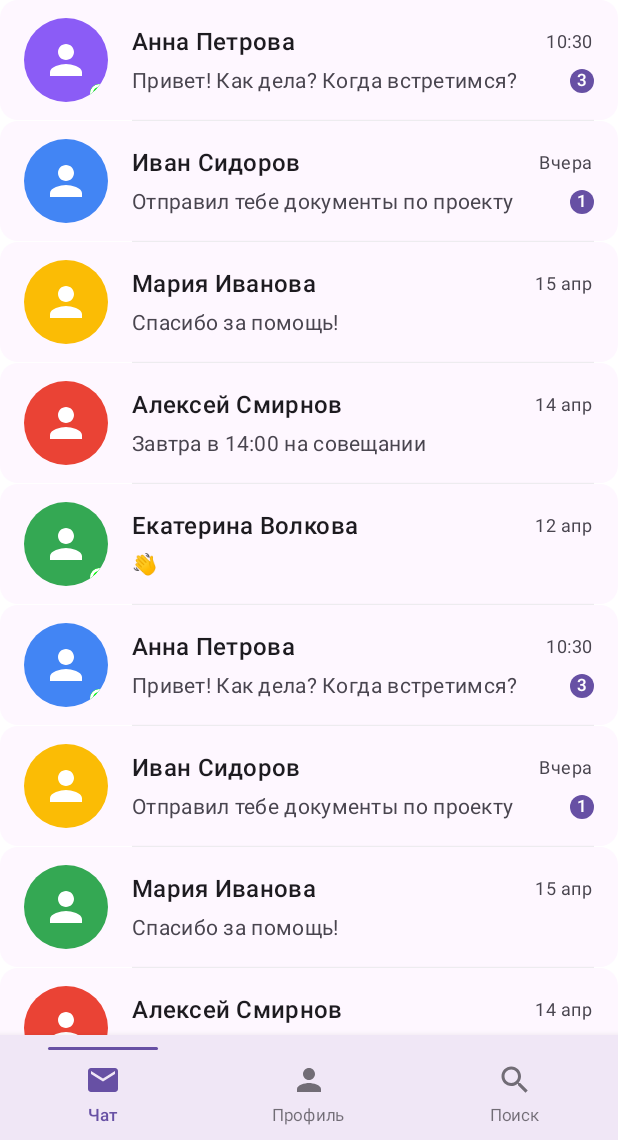
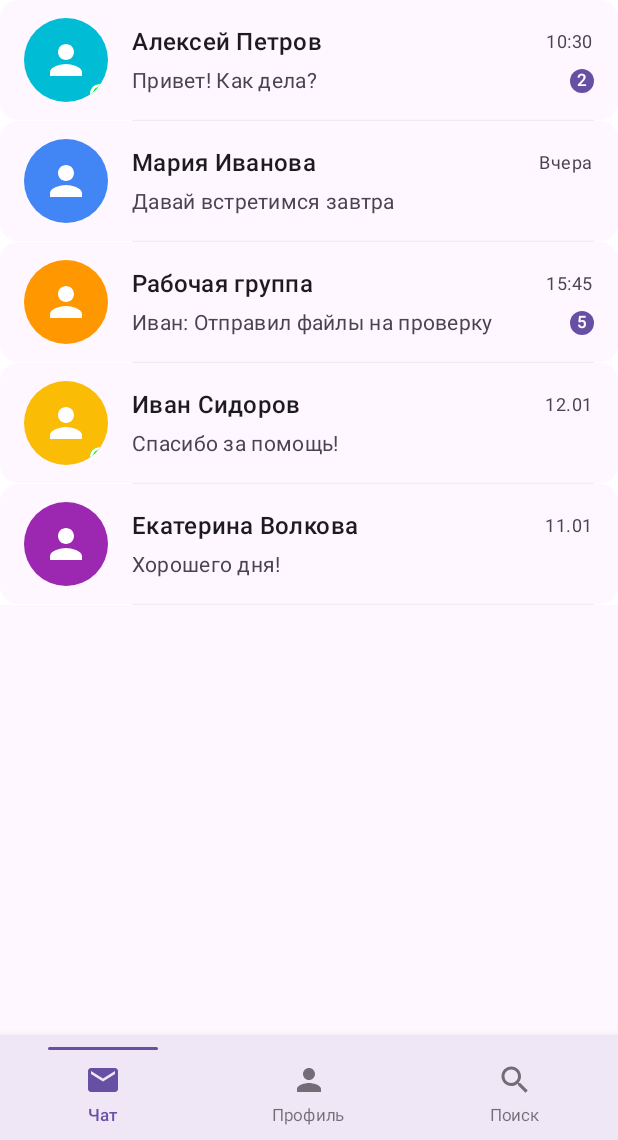
Before and after one commit to DenisBiushkin/Messenger_ws, an Android app built with Jetpack Compose: the MainAppScreen screen opened through its navigation route, on a phone screen of 412 x 824 dp, the part 96-1236 px from its top. Run offline under Robolectric (Android 15) with nearby library versions, the phone set to English and light mode, and no system bars; our stand-ins replace Dagger/Hilt's generated code.

Commit message:
ChatList Feature UI+logic redacted

```diff
--- /dev/null
+++ b/app/src/main/java/com/example/messanger/presentation/chats_list_feature/components/ChatListContent.kt
@@ -0,0 +1,67 @@
+package com.example.messanger.presentation.chats_list_feature.components
+import androidx.compose.foundation.background
+import androidx.compose.foundation.layout.Box
+import androidx.compose.foundation.layout.fillMaxSize
+import androidx.compose.foundation.layout.padding
+import androidx.compose.foundation.lazy.LazyColumn
+import androidx.compose.foundation.lazy.items
+import androidx.compose.material.icons.Icons
+import androidx.compose.material.icons.filled.Add
+import androidx.compose.material3.ExperimentalMaterial3Api
+import androidx.compose.material3.HorizontalDivider
+import androidx.compose.material3.Icon
+import androidx.compose.material3.IconButton
+import androidx.compose.material3.MaterialTheme
+import androidx.compose.material3.Scaffold
+import androidx.compose.material3.Text
+import androidx.compose.material3.TopAppBar
+import androidx.compose.material3.TopAppBarDefaults
+import androidx.compose.runtime.Composable
+import androidx.compose.runtime.remember
+import androidx.compose.ui.Alignment
+import androidx.compose.ui.Modifier
+import androidx.compose.ui.graphics.Color
+import androidx.compose.ui.unit.dp
+import com.example.messanger.presentation.chats_list_feature.components.ChatListItem
+import com.example.messanger.presentation.chats_list_feature.model.ChatListItemUi
+import com.example.messanger.presentation.chats_list_feature.model.ChatListScreenState
+import com.example.messanger.presentation.chats_list_feature.screens.ListChatScreen
+import com.example.messanger.util.ChatThemes
+@Composable
+fun ChatListContent(
+    state: ChatListScreenState,
+    onItemClick: (ChatListItemUi) -> Unit,
+    onRefresh: () -> Unit,
+    onCreateChat: () -> Unit,
+    modifier: Modifier = Modifier
+) {
+    when {
+        state.isLoading -> {
+            LoadingState(modifier = modifier.fillMaxSize())
+        }
+
+        state.error != null -> {
+            ErrorState(
+                error = state.error,
+                onRetry = onRefresh,
+                modifier = modifier.fillMaxSize()
+            )
+        }
+
+        state.isEmpty -> {
+            EmptyChatsState(
+                onCreateChat = onCreateChat,
+                modifier = modifier.fillMaxSize()
+            )
+        }
+
+        else -> {
+            ListChatScreen(
+                chats = state.chats,
+                onItemClick = onItemClick,
+                modifier = modifier.fillMaxSize(),
+                onCreateChat = onCreateChat
+            )
+        }
+    }
+}
--- a/app/src/main/java/com/example/messanger/presentation/chats_list_feature/components/ChatListItem.kt
+++ b/app/src/main/java/com/example/messanger/presentation/chats_list_feature/components/ChatListItem.kt
@@ -33,12 +33,12 @@ import androidx.compose.ui.graphics.Color
 import androidx.compose.ui.text.font.FontWeight
 import androidx.compose.ui.text.style.TextOverflow
 import androidx.compose.ui.unit.dp
-import com.example.messanger.presentation.chats_list_feature.model.ChatItemUi
+import com.example.messanger.presentation.chats_list_feature.model.ChatListItemUi
 
 
 @Composable
 fun ChatListItem(
-    chatItem: ChatItemUi,
+    chatItem: ChatListItemUi,
     modifier: Modifier = Modifier,
     onClick: () -> Unit = {}
 ) {
--- /dev/null
+++ b/app/src/main/java/com/example/messanger/presentation/chats_list_feature/components/LoadingState.kt
@@ -0,0 +1,53 @@
+package com.example.messanger.presentation.chats_list_feature.components
+import androidx.compose.foundation.background
+import androidx.compose.foundation.layout.Arrangement
+import androidx.compose.foundation.layout.Box
+import androidx.compose.foundation.layout.Column
+import androidx.compose.foundation.layout.padding
+import androidx.compose.foundation.layout.size
+import androidx.compose.foundation.lazy.LazyColumn
+import androidx.compose.foundation.lazy.items
+import androidx.compose.material.icons.Icons
+import androidx.compose.material.icons.filled.Add
+import androidx.compose.material3.CircularProgressIndicator
+import androidx.compose.material3.ExperimentalMaterial3Api
+import androidx.compose.material3.HorizontalDivider
+import androidx.compose.material3.Icon
+import androidx.compose.material3.IconButton
+import androidx.compose.material3.MaterialTheme
+import androidx.compose.material3.Scaffold
+import androidx.compose.material3.Text
+import androidx.compose.material3.TopAppBar
+import androidx.compose.material3.TopAppBarDefaults
+import androidx.compose.runtime.Composable
+import androidx.compose.runtime.remember
+import androidx.compose.ui.Alignment
+import androidx.compose.ui.Modifier
+import androidx.compose.ui.graphics.Color
+import androidx.compose.ui.unit.dp
+import com.example.messanger.presentation.chats_list_feature.components.ChatListItem
+import com.example.messanger.presentation.chats_list_feature.model.ChatListItemUi
+import com.example.messanger.util.ChatThemes
+@Composable
+fun LoadingState(
+    modifier: Modifier = Modifier
+) {
+    Box(
+        modifier = modifier,
+        contentAlignment = Alignment.Center
+    ) {
+        Column(
+            horizontalAlignment = Alignment.CenterHorizontally,
+            verticalArrangement = Arrangement.spacedBy(16.dp)
+        ) {
+            CircularProgressIndicator(
+                modifier = Modifier.size(48.dp)
+            )
+            Text(
+                text = "Загрузка чатов...",
+                style = MaterialTheme.typography.bodyMedium,
+                color = MaterialTheme.colorScheme.onSurfaceVariant
+            )
+        }
+    }
+}
--- a/app/src/main/java/com/example/messanger/presentation/chats_list_feature/model/ChatItemUi.kt
+++ /dev/null
@@ -1,24 +0,0 @@
-package com.example.messanger.presentation.chats_list_feature.model
-
-import androidx.compose.ui.graphics.Color
-
-data class ChatItemUi(
-    val id: String,
-    val userName: String,
-    val lastMessage: String,
-    val avatarColor: Color = getRandomColor(),
-    val unreadCount: Int = 0,
-    val timestamp: String = "",
-    val isOnline: Boolean = false
-)
-
-fun getRandomColor(): Color {
-    val colors = listOf(
-        Color(0xFF4285F4), // Синий
-        Color(0xFF34A853), // Зеленый
-        Color(0xFFFBBC05), // Желтый
-        Color(0xFFEA4335), // Красный
-        Color(0xFF8B5CF6)  // Фиолетовый
-    )
-    return colors.random()
-}
--- /dev/null
+++ b/app/src/main/java/com/example/messanger/presentation/chats_list_feature/model/ChatListItemUi.kt
@@ -0,0 +1,32 @@
+package com.example.messanger.presentation.chats_list_feature.model
+
+import androidx.compose.ui.graphics.Color
+import kotlin.math.absoluteValue
+
+data class ChatListItemUi(
+    val id: String,
+    val userName: String,
+    val lastMessage: String,
+    val avatarColor: Color = getRandomColor(userName), // Генерируем цвет на основе имени
+    val unreadCount: Int = 0,
+    val timestamp: String = "",
+    val isOnline: Boolean = false,
+    val avatarInitial: String = userName.take(1).uppercase(),
+    val isGroup: Boolean = false,
+    val participantCount: Int = if (isGroup) 0 else 1
+)
+    fun getRandomColor(seed: String): Color {
+        val colors = listOf(
+            Color(0xFF4285F4), // Синий
+            Color(0xFF34A853), // Зеленый
+            Color(0xFFFBBC05), // Желтый
+            Color(0xFFEA4335), // Красный
+            Color(0xFF8B5CF6), // Фиолетовый
+            Color(0xFF00BCD4), // Голубой
+            Color(0xFF9C27B0), // Пурпурный
+            Color(0xFFFF9800), // Оранжевый
+        )
+        val hash = seed.hashCode()
+        val index = (hash % colors.size).absoluteValue
+        return colors[index]
+    }
--- /dev/null
+++ b/app/src/main/java/com/example/messanger/presentation/chats_list_feature/model/ChatListScreenState.kt
@@ -0,0 +1,8 @@
+package com.example.messanger.presentation.chats_list_feature.model
+
+data class ChatListScreenState(
+    val chats: List<ChatListItemUi> = emptyList(),
+    val isLoading: Boolean = true,
+    val error: String? = null,
+    val isEmpty: Boolean = false
+)
--- a/app/src/main/java/com/example/messanger/presentation/chats_list_feature/screens/ChatsListWrapperScreen.kt
+++ b/app/src/main/java/com/example/messanger/presentation/chats_list_feature/screens/ChatsListWrapperScreen.kt
@@ -1,25 +1,36 @@
 package com.example.messanger.presentation.chats_list_feature.screens
 
 import androidx.compose.runtime.Composable
+import androidx.compose.runtime.LaunchedEffect
+import androidx.compose.runtime.collectAsState
+import androidx.compose.runtime.getValue
 import androidx.compose.ui.Modifier
 import androidx.hilt.navigation.compose.hiltViewModel
-import com.example.messanger.presentation.chats_list_feature.model.ChatItemUi
+import com.example.messanger.presentation.chats_list_feature.components.ChatListContent
 import com.example.messanger.presentation.chats_list_feature.viemodel.ChatListViewModel
 
 
 @Composable
 fun ChatsListWrapperScreen(
     modifier: Modifier = Modifier,
-    viewModel : ChatListViewModel = hiltViewModel(),
-    onChatClick:(String)->Unit,
-    onCreateChat:()->Unit
-){
-    ListChatScreen(
-        modifier = modifier,
-        onItemClick ={
-            chatItemUi->
+    viewModel: ChatListViewModel = hiltViewModel(),
+    onChatClick: (String) -> Unit,
+    onCreateChat: () -> Unit
+) {
+    val state by viewModel.state.collectAsState()
+
+    // Автообновление при возвращении на экран
+    LaunchedEffect(Unit) {
+        // Можно добавить логику автообновления
+    }
+
+    ChatListContent(
+        state = state,
+        onItemClick = { chatItemUi ->
             onChatClick(chatItemUi.id)
         },
-        onCreateChat = onCreateChat
+        onCreateChat = onCreateChat,
+        onRefresh = { viewModel.refresh() },
+        modifier = modifier
     )
 }
--- a/app/src/main/java/com/example/messanger/presentation/chats_list_feature/screens/ListChatScreen.kt
+++ b/app/src/main/java/com/example/messanger/presentation/chats_list_feature/screens/ListChatScreen.kt
@@ -2,8 +2,6 @@ package com.example.messanger.presentation.chats_list_feature.screens
 
 import androidx.compose.foundation.background
 import androidx.compose.foundation.layout.Box
-import androidx.compose.foundation.layout.PaddingValues
-import androidx.compose.foundation.layout.fillMaxSize
 import androidx.compose.foundation.layout.padding
 import androidx.compose.foundation.lazy.LazyColumn
 import androidx.compose.foundation.lazy.items
@@ -17,7 +15,6 @@ import androidx.compose.material3.MaterialTheme
 import androidx.compose.material3.Scaffold
 import androidx.compose.material3.Text
 import androidx.compose.material3.TopAppBar
-import androidx.compose.material3.TopAppBarColors
 import androidx.compose.material3.TopAppBarDefaults
 import androidx.compose.runtime.Composable
 import androidx.compose.runtime.remember
@@ -26,14 +23,15 @@ import androidx.compose.ui.Modifier
 import androidx.compose.ui.graphics.Color
 import androidx.compose.ui.unit.dp
 import com.example.messanger.presentation.chats_list_feature.components.ChatListItem
-import com.example.messanger.presentation.chats_list_feature.model.ChatItemUi
+import com.example.messanger.presentation.chats_list_feature.model.ChatListItemUi
 import com.example.messanger.util.ChatThemes
 
 @OptIn(ExperimentalMaterial3Api::class)
 @Composable
 fun ListChatScreen(
     modifier: Modifier = Modifier,
-    onItemClick:( ChatItemUi)->Unit,
+    chats: List< ChatListItemUi> = emptyList< ChatListItemUi>(),
+    onItemClick:(ChatListItemUi)->Unit,
     onCreateChat:()->Unit = {},
     theme: ChatThemes = ChatThemes
 ) {
@@ -67,72 +65,6 @@ fun ListChatScreen(
                 .background(Color.White),
             contentAlignment = Alignment.Center
         ) {
-            val chats = remember {
-                listOf(
-                    ChatItemUi(
-                        id = "1",
-                        userName = "Анна Петрова",
-                        lastMessage = "Привет! Как дела? Когда встретимся?",
-                        unreadCount = 3,
-                        timestamp = "10:30",
-                        isOnline = true
-                    ),
-                    ChatItemUi(
-                        id = "2",
-                        userName = "Иван Сидоров",
-                        lastMessage = "Отправил тебе документы по проекту",
-                        unreadCount = 1,
-                        timestamp = "Вчера"
-                    ),
-                    ChatItemUi(
-                        id = "3",
-                        userName = "Мария Иванова",
-                        lastMessage = "Спасибо за помощь!",
-                        timestamp = "15 апр"
-                    ),
-                    ChatItemUi(
-                        id = "4",
-                        userName = "Алексей Смирнов",
-                        lastMessage = "Завтра в 14:00 на совещании",
-                        timestamp = "14 апр"
-                    ),
-                    ChatItemUi(
-                        id = "5",
-                        userName = "Екатерина Волкова",
-                        lastMessage = "👋",
-                        isOnline = true,
-                        timestamp = "12 апр"
-                    ),
-                    ChatItemUi(
-                        id = "1",
-                        userName = "Анна Петрова",
-                        lastMessage = "Привет! Как дела? Когда встретимся?",
-                        unreadCount = 3,
-                        timestamp = "10:30",
-                        isOnline = true
-                    ),
-                    ChatItemUi(
-                        id = "2",
-                        userName = "Иван Сидоров",
-                        lastMessage = "Отправил тебе документы по проекту",
-                        unreadCount = 1,
-                        timestamp = "Вчера"
-                    ),
-                    ChatItemUi(
-                        id = "3",
-                        userName = "Мария Иванова",
-                        lastMessage = "Спасибо за помощь!",
-                        timestamp = "15 апр"
-                    ),
-                    ChatItemUi(
-                        id = "4",
-                        userName = "Алексей Смирнов",
-                        lastMessage = "Завтра в 14:00 на совещании",
-                        timestamp = "14 апр"
-                    ),
-                )
-            }
-
             LazyColumn(
 
                // contentPadding = PaddingValues(vertical = 8.dp)
--- a/app/src/main/java/com/example/messanger/presentation/chats_list_feature/viemodel/ChatListViewModel.kt
+++ b/app/src/main/java/com/example/messanger/presentation/chats_list_feature/viemodel/ChatListViewModel.kt
@@ -8,8 +8,14 @@ import com.example.messanger.data.network.MessageApi
 import com.example.messanger.data.network.UserApi
 import com.example.messanger.data.network.dto.message.ChangeMessageRequest
 import com.example.messanger.data.network.dto.message.SendMessageRequest
+import com.example.messanger.presentation.chats_list_feature.model.ChatListItemUi
+import com.example.messanger.presentation.chats_list_feature.model.ChatListScreenState
 import com.example.messanger.util.Constants.TAG
 import dagger.hilt.android.lifecycle.HiltViewModel
+import kotlinx.coroutines.delay
+import kotlinx.coroutines.flow.MutableStateFlow
+import kotlinx.coroutines.flow.StateFlow
+import kotlinx.coroutines.flow.asStateFlow
 import kotlinx.coroutines.launch
 import javax.inject.Inject
 
@@ -21,44 +27,89 @@ class ChatListViewModel @Inject constructor(
     private val messageApi: MessageApi
 ): ViewModel(){
 
-    init{
+    private val _state = MutableStateFlow(ChatListScreenState(isLoading = true))
+    val state: StateFlow<ChatListScreenState> = _state.asStateFlow()
+
+    init {
+        loadChats()
+    }
+
+    fun loadChats() {
         viewModelScope.launch {
+            _state.value = _state.value.copy(isLoading = true, error = null)
 
-           // val userDto = usersApi.getUsers(userName = "antonizsar1356")
-           // val userDto = chatsApi.getUsersInChatById(31)
-           // Log.d(TAG,userDto.toString())
+            try {
+                // Имитация загрузки данных
+                delay(1500)
 
-//            chatsApi.createChat(CreateChatRequest(
-//                title = "Тест создания",
-//                type = "private",
-//                users = listOf(1,2,3,4,5)
-//            ))
-//            messageApi.sendMessage(
-//                32,
-//                SendMessageRequest(
-//                    files = emptyList(),
-//                    "ГОЙДА2",
-//                    type = "text"
-//                )
-//            )
-//            messageApi.changeMessageById(
-//                id = 31,
-//                ChangeMessageRequest("ГОЙДА Братья12")
-//            )
-           // messageApi.softDeleteMessageById(31)
-         //   Log.d(TAG,chatsApi.getChats().toString())
-          //  val message = messageApi.getMessageByChatId(32)
-            //  Log.d(TAG,message.toString())
-//          Log.d(TAG, usersApi.getCurrentUser().toString())
-//          Log.d(TAG, usersApi.getUsers().toString())
+                // Здесь будет реальная загрузка из репозитория
+                // val chats = chatRepository.getChats()
 
-            //Log.d(TAG, usersApi.getUserById(4,4).toString())
-           // getAllChats()
+                val mockChats = generateMockChats()
+                val isEmpty = mockChats.isEmpty()
+
+                _state.value = _state.value.copy(
+                    chats = mockChats,
+                    isLoading = false,
+                    isEmpty = isEmpty
+                )
+
+            } catch (e: Exception) {
+                _state.value = _state.value.copy(
+                    isLoading = false,
+                    error = "Ошибка загрузки чатов: ${e.message}"
+                )
+            }
         }
     }
 
-    suspend fun getAllChats(){
-              val chatsDto = chatsApi.getChats()
-         Log.d(TAG,chatsDto.data.toString())
+    fun refresh() {
+        loadChats()
+    }
+
+    private fun generateMockChats(): List<ChatListItemUi> {
+        // Для тестирования можно вернуть пустой список
+        // return emptyList()
+
+        return listOf(
+            ChatListItemUi(
+                id = "chat_1",
+                userName = "Алексей Петров",
+                lastMessage = "Привет! Как дела?",
+                unreadCount = 2,
+                timestamp = "10:30",
+                isOnline = true
+            ),
+            ChatListItemUi(
+                id = "chat_2",
+                userName = "Мария Иванова",
+                lastMessage = "Давай встретимся завтра",
+                timestamp = "Вчера",
+                isOnline = false
+            ),
+            ChatListItemUi(
+                id = "chat_3",
+                userName = "Рабочая группа",
+                lastMessage = "Иван: Отправил файлы на проверку",
+                unreadCount = 5,
+                timestamp = "15:45",
+                isGroup = true,
+                participantCount = 8
+            ),
+            ChatListItemUi(
+                id = "chat_4",
+                userName = "Иван Сидоров",
+                lastMessage = "Спасибо за помощь!",
+                timestamp = "12.01",
+                isOnline = true
+            ),
+            ChatListItemUi(
+                id = "chat_5",
+                userName = "Екатерина Волкова",
+                lastMessage = "Хорошего дня!",
+                timestamp = "11.01",
+                isOnline = false
+            )
+        )
     }
 }
--- a/app/src/main/java/com/example/messanger/presentation/create_chats_feature/screens/CreateChatScreen.kt
+++ b/app/src/main/java/com/example/messanger/presentation/create_chats_feature/screens/CreateChatScreen.kt
@@ -34,7 +34,7 @@ fun CreateChatScreen(
     ) { paddingValues ->
         Column(
             modifier = modifier
-                .fillMaxSize()
+                //.fillMaxSize()
                 .padding(paddingValues)
         ) {
             // Выбранные пользователи
@@ -49,13 +49,13 @@ fun CreateChatScreen(
             }
 
             // Переключатель группового чата
-            if (state.selectedUsers.size > 1) {
+
                 GroupChatToggle(
                     isGroupChat = state.isGroupChat,
                     onToggle = { onEvent(CreateChatEvent.ToggleGroupChat) },
                     modifier = Modifier.padding(horizontal = 16.dp, vertical = 8.dp)
                 )
-            }
+
 
             // Поле для имени группы
             if (state.showNameInput) {
--- a/app/src/main/java/com/example/messanger/presentation/naviagtion/navgraph/MainNavGraph.kt
+++ b/app/src/main/java/com/example/messanger/presentation/naviagtion/navgraph/MainNavGraph.kt
@@ -75,7 +75,7 @@ fun MainNavGraph(
             CreateChatScreenWrapper(
                 modifier = modifier,
                 onBackClick = {
-
+                    navController.navigateUp()
                 },
                 onChatCreated = {
                     chatId->
```
Also changed, not shown: app/src/main/java/com/example/messanger/presentation/chats_list_feature/components/EmptyChatsState.kt (added, +104 -0 lines), app/src/main/java/com/example/messanger/presentation/chats_list_feature/components/ErrorState.kt (added, +66 -0 lines), app/src/main/java/com/example/messanger/presentation/create_chats_feature/screens/CreateChatScreenWrapper.kt (+27 -2 lines), app/src/main/java/com/example/messanger/presentation/create_chats_feature/viewmodel/CreateChatViewModel.kt (+14 -3 lines).
